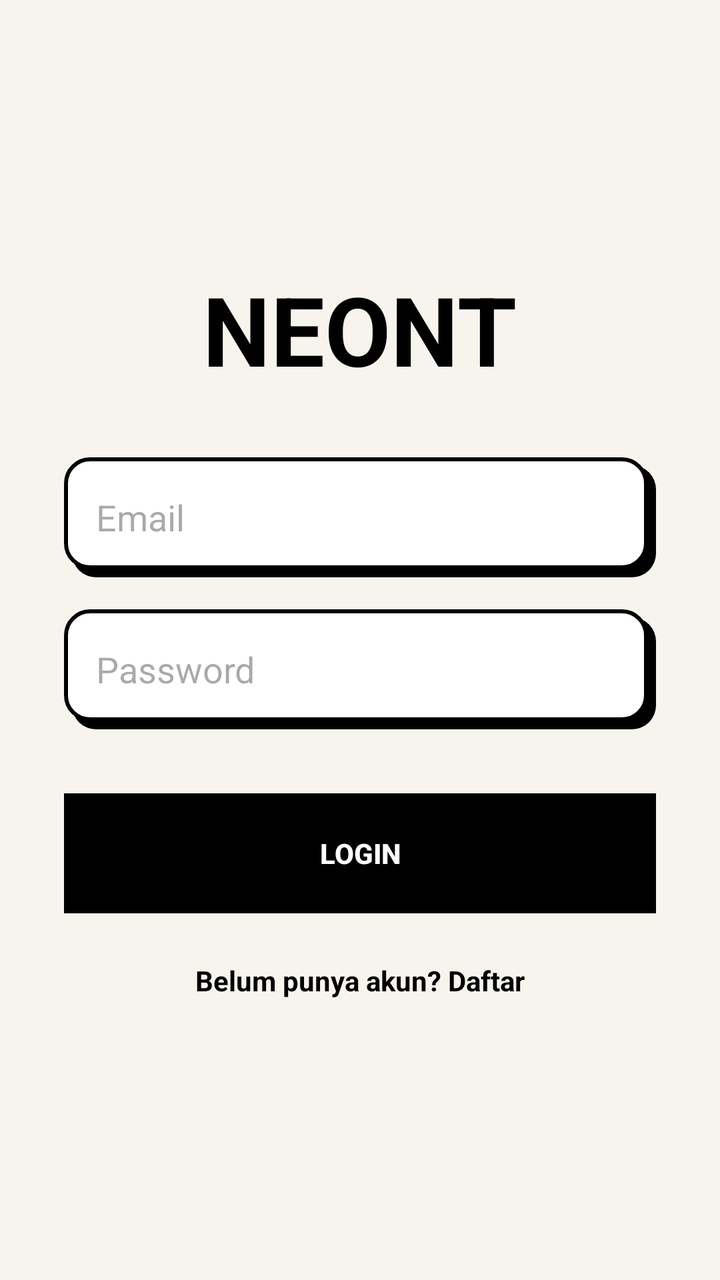
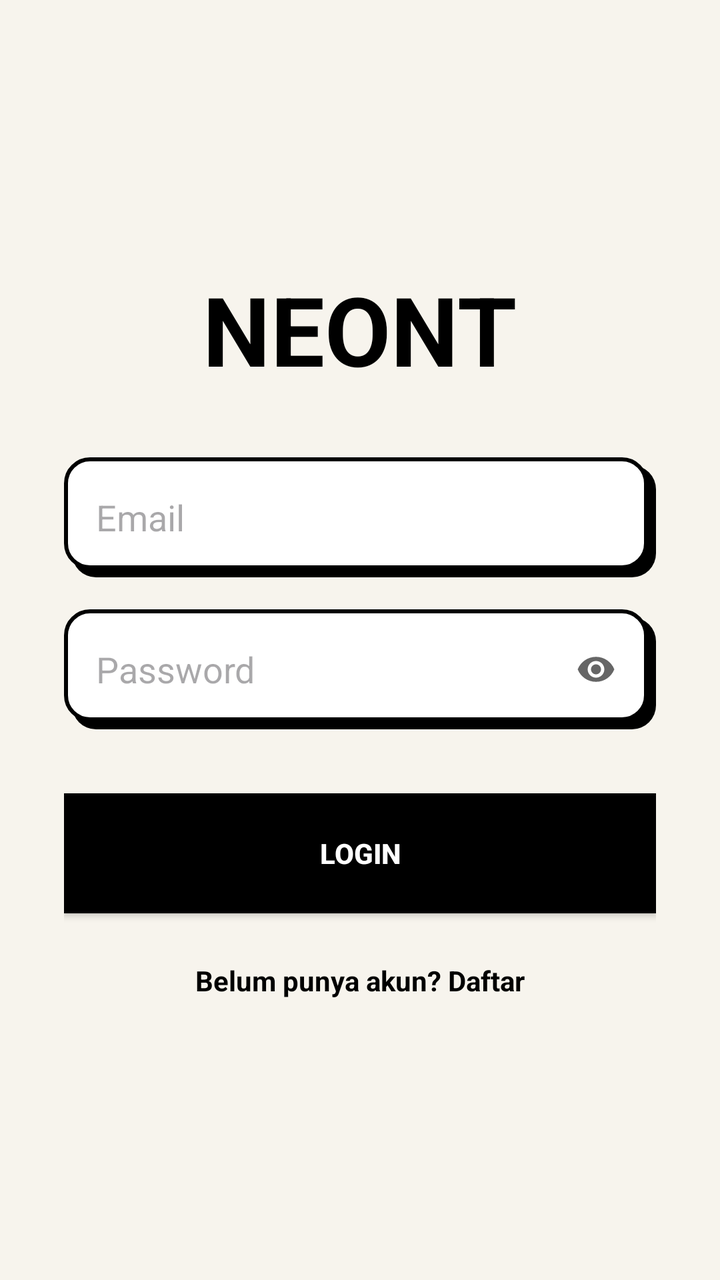

The first picture is an Android layout as it rendered before a commit; the second is the same layout after the commit. The layout source and the unified diff follow.
<!-- AndroidManifest.xml: application theme Theme.Material3.DayNight.NoActionBar -->
<!-- res/layout/activity_main.xml -->
<?xml version="1.0" encoding="utf-8"?>
<LinearLayout xmlns:android="http://schemas.android.com/apk/res/android"
    android:layout_width="match_parent"
    android:layout_height="match_parent"
    android:background="@color/nb_bg"
    android:orientation="vertical"
    android:padding="32dp"
    android:gravity="center">

    <TextView
        android:layout_width="wrap_content"
        android:layout_height="wrap_content"
        android:text="NEONT"
        android:textColor="@color/nb_black"
        android:textSize="48sp"
        android:textStyle="bold"
        android:layout_marginBottom="32dp" />

    <EditText
        android:id="@+id/etEmail"
        android:layout_width="match_parent"
        android:layout_height="60dp"
        android:background="@drawable/nb_box_white"
        android:hint="Email"
        android:inputType="textEmailAddress"
        android:padding="16dp"
        android:textColor="@color/nb_black"
        android:layout_marginBottom="16dp"
        android:importantForAutofill="no"
        android:autofillHints="" />

    <EditText
        android:id="@+id/etPassword"
        android:layout_width="match_parent"
        android:layout_height="60dp"
        android:background="@drawable/nb_box_white"
        android:hint="Password"
        android:inputType="textPassword"
        android:padding="16dp"
        android:textColor="@color/nb_black"
        android:layout_marginBottom="32dp"
        android:importantForAutofill="no"
        android:autofillHints="" />

    <Button
        android:id="@+id/btnLogin"
        android:layout_width="match_parent"
        android:layout_height="60dp"
        android:background="@drawable/nb_button_bg"
        android:text="LOGIN"
        android:textColor="@color/nb_white"
        android:textStyle="bold"
        android:foreground="?attr/selectableItemBackground"
        android:stateListAnimator="@null"
        android:layout_marginBottom="16dp" />

    <TextView
        android:id="@+id/tvGoToRegister"
        android:layout_width="wrap_content"
        android:layout_height="wrap_content"
        android:text="Belum punya akun? Daftar"
        android:textColor="@color/nb_black"
        android:textStyle="bold"
        android:padding="8dp" />

</LinearLayout>
<!-- resources referenced by this layout -->
<resources>
  <color name="nb_bg">#F7F4ED</color>
  <color name="nb_black">#000000</color>
  <color name="nb_white">#FFFFFF</color>
  <!-- drawable nb_box_white (drawable) -->
  <?xml version="1.0" encoding="utf-8"?>
  <layer-list xmlns:android="http://schemas.android.com/apk/res/android">
      
      <item android:left="4dp" android:top="4dp">
          <shape>
              <solid android:color="@color/nb_black" />
              <corners android:radius="12dp" />
          </shape>
      </item>
      
      <item android:right="4dp" android:bottom="4dp">
          <shape>
              <solid android:color="@color/nb_white" />
              <stroke android:width="2dp" android:color="@color/nb_black" />
              <corners android:radius="12dp" />
          </shape>
      </item>
  </layer-list>
  <!-- drawable nb_button_bg (drawable) -->
  <?xml version="1.0" encoding="utf-8"?>
  <shape xmlns:android="http://schemas.android.com/apk/res/android">
      <solid android:color="@color/nb_black" />
      <stroke android:width="3dp" android:color="@color/nb_black" />
      <corners android:radius="0dp" />
  </shape>
</resources>

<!-- the commit's change to res/layout/activity_main.xml (unified diff, before → after) -->
@@ -26,21 +26,37 @@
         android:padding="16dp"
         android:textColor="@color/nb_black"
         android:layout_marginBottom="16dp"
-        android:importantForAutofill="no"
-        android:autofillHints="" />
+        android:importantForAutofill="no" />
 
-    <EditText
-        android:id="@+id/etPassword"
+    
+    <LinearLayout
         android:layout_width="match_parent"
         android:layout_height="60dp"
         android:background="@drawable/nb_box_white"
-        android:hint="Password"
-        android:inputType="textPassword"
-        android:padding="16dp"
-        android:textColor="@color/nb_black"
-        android:layout_marginBottom="32dp"
-        android:importantForAutofill="no"
-        android:autofillHints="" />
+        android:orientation="horizontal"
+        android:gravity="center_vertical"
+        android:paddingEnd="16dp"
+        android:layout_marginBottom="32dp">
+        
+        <EditText
+            android:id="@+id/etPassword"
+            android:layout_width="0dp"
+            android:layout_height="match_parent"
+            android:layout_weight="1"
+            android:background="@android:color/transparent"
+            android:hint="Password"
+            android:inputType="textPassword"
+            android:padding="16dp"
+            android:textColor="@color/nb_black"
+            android:importantForAutofill="no" />
+            
+        <ImageView
+            android:id="@+id/ivTogglePass"
+            android:layout_width="28dp"
+            android:layout_height="28dp"
+            android:src="@drawable/ic_eye_open"
+            android:padding="4dp" />
+    </LinearLayout>
 
     <Button
         android:id="@+id/btnLogin"
@@ -50,8 +66,6 @@
         android:text="LOGIN"
         android:textColor="@color/nb_white"
         android:textStyle="bold"
-        android:foreground="?attr/selectableItemBackground"
-        android:stateListAnimator="@null"
         android:layout_marginBottom="16dp" />
 
     <TextView
<!-- resource entries referenced after the edit -->
@@ -3,6 +3,10 @@
   <color name="nb_bg">#F7F4ED</color>
   <color name="nb_black">#000000</color>
   <color name="nb_white">#FFFFFF</color>
+  <!-- drawable ic_eye_open (drawable) -->
+  <vector xmlns:android="http://schemas.android.com/apk/res/android" android:width="24dp" android:height="24dp" android:viewportWidth="24" android:viewportHeight="24" android:tint="#666666">
+      <path android:fillColor="@android:color/white" android:pathData="M12,4.5C7,4.5 2.73,7.61 1,12c1.73,4.39 6,7.5 11,7.5s9.27,-3.11 11,-7.5c-1.73,-4.39 -6,-7.5 -11,-7.5zM12,17c-2.76,0 -5,-2.24 -5,-5s2.24,-5 5,-5 5,2.24 5,5 -2.24,5 -5,5zM12,9c-1.66,0 -3,1.34 -3,3s1.34,3 3,3 3,-1.34 3,-3 -1.34,-3 -3,-3z"/>
+  </vector>
   <!-- drawable nb_box_white (drawable) -->
   <?xml version="1.0" encoding="utf-8"?>
   <layer-list xmlns:android="http://schemas.android.com/apk/res/android">
